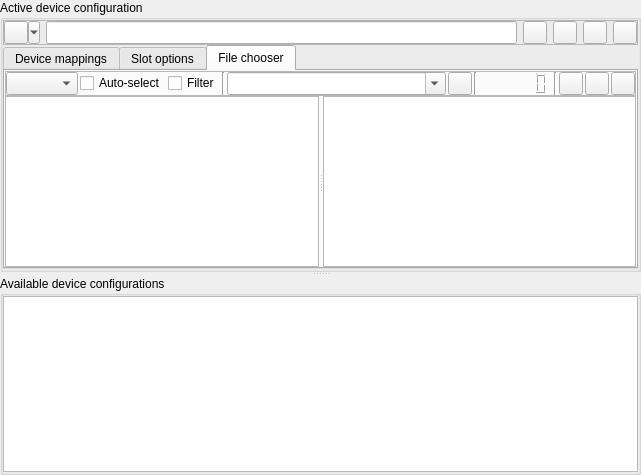
Above: messdevcfg.ui from qmc2/qmc2-mame-fe before the change. Below: the same form after it.
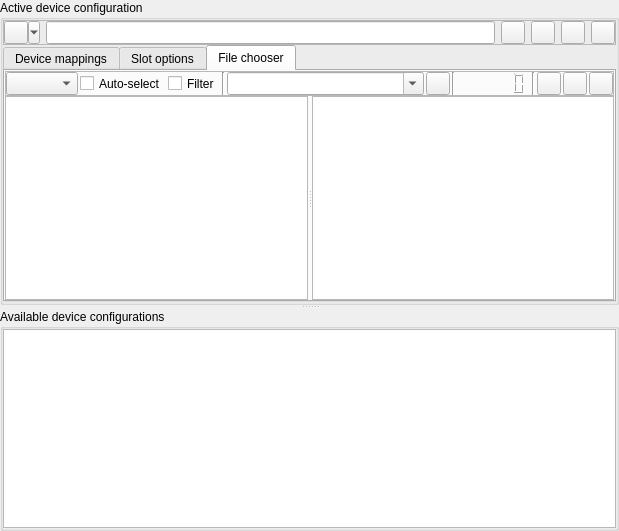
That is the form after the change. The open tabs and pages were chosen to show the change. Icons and pictures are not drawn.

Commit message: imp: corrected minor layout issues

```diff
--- a/messdevcfg.ui
+++ b/messdevcfg.ui
@@ -7,8 +7,8 @@
    <rect>
     <x>0</x>
     <y>0</y>
-    <width>641</width>
-    <height>475</height>
+    <width>619</width>
+    <height>531</height>
    </rect>
   </property>
   <property name="windowTitle">
@@ -375,6 +375,12 @@
               </item>
               <item>
                <widget class="QCheckBox" name="checkBoxChooserAutoSelect">
+                <property name="sizePolicy">
+                 <sizepolicy hsizetype="Maximum" vsizetype="Minimum">
+                  <horstretch>0</horstretch>
+                  <verstretch>0</verstretch>
+                 </sizepolicy>
+                </property>
                 <property name="toolTip">
                  <string>Automatically select the first matching device instance when selecting a file with a valid extension</string>
                 </property>
@@ -388,6 +394,12 @@
               </item>
               <item>
                <widget class="QCheckBox" name="checkBoxChooserFilter">
+                <property name="sizePolicy">
+                 <sizepolicy hsizetype="Maximum" vsizetype="Minimum">
+                  <horstretch>0</horstretch>
+                  <verstretch>0</verstretch>
+                 </sizepolicy>
+                </property>
                 <property name="toolTip">
                  <string>Filter files by allowed extensions for the current device instance</string>
                 </property>
@@ -409,7 +421,7 @@
               <item>
                <widget class="QComboBox" name="comboBoxChooserFilterPattern">
                 <property name="sizePolicy">
-                 <sizepolicy hsizetype="MinimumExpanding" vsizetype="Minimum">
+                 <sizepolicy hsizetype="Expanding" vsizetype="Minimum">
                   <horstretch>0</horstretch>
                   <verstretch>0</verstretch>
                  </sizepolicy>
@@ -454,6 +466,12 @@
               </item>
               <item>
                <widget class="QLCDNumber" name="lcdNumberFileCounter">
+                <property name="sizePolicy">
+                 <sizepolicy hsizetype="Maximum" vsizetype="Minimum">
+                  <horstretch>0</horstretch>
+                  <verstretch>0</verstretch>
+                 </sizepolicy>
+                </property>
                 <property name="toolTip">
                  <string>Number of files scanned</string>
                 </property>
```
Left out of the diff: 3 changed lines with no effect on the pictures.
